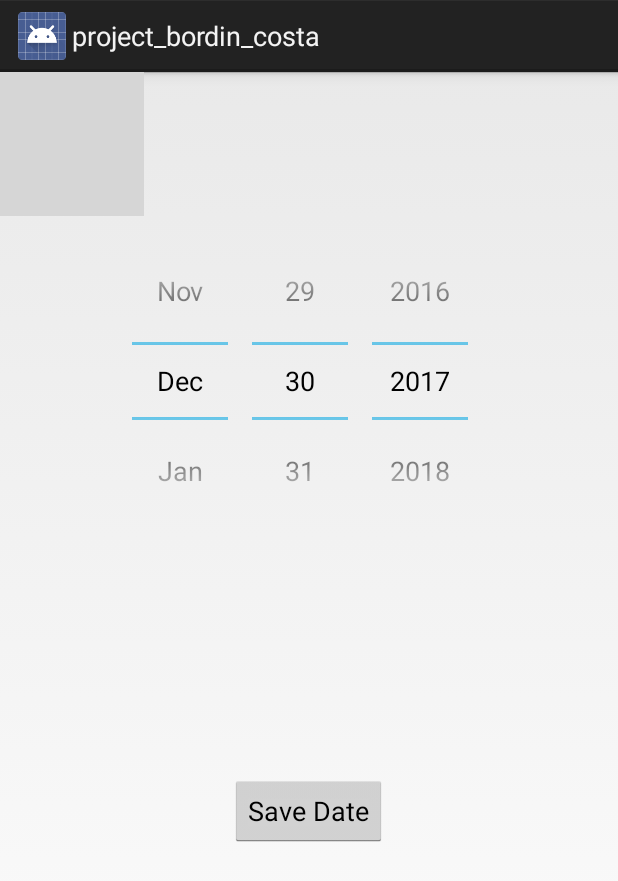
After one commit to AndrewBordin/1-Way-Travel, an Android app: the CalendarActivity screen opened directly, with no data from a screen before it, on a phone screen of 412 x 824 dp. The commit adds this screen. Shown: the top 881 px of the screen. Run offline under Robolectric (Android 15) with nearby library versions, the phone set to English and light mode, and no system bars; grey boxes are pictures that could not be loaded.

Commit message:
Added a notification and calendar activity. When the user chooses a date, a notification is set, and displayed when the dat comes.

```diff
--- a/app/src/main/AndroidManifest.xml
+++ b/app/src/main/AndroidManifest.xml
@@ -41,7 +41,9 @@
 
         <activity
             android:name=".MapActivity"
-            android:label="@string/title_activity_map"></activity>
+            android:label="@string/title_activity_map" />
+        <activity android:name=".CalendarActivity"></activity>
+        <receiver android:name=".model.AlarmReceiver" android:process=":remote" />
     </application>
 
 </manifest>
--- /dev/null
+++ b/app/src/main/java/com/example/andrew/project_bordin_costa/CalendarActivity.java
@@ -0,0 +1,80 @@
+package com.example.andrew.project_bordin_costa;
+
+import android.app.Activity;
+import android.app.AlarmManager;
+import android.app.PendingIntent;
+import android.content.Context;
+import android.content.Intent;
+import android.os.Bundle;
+import android.view.View;
+import android.widget.Button;
+import android.widget.DatePicker;
+import android.widget.TimePicker;
+import android.widget.Toast;
+
+import com.example.andrew.project_bordin_costa.model.AlarmReceiver;
+
+import java.util.Calendar;
+
+public class CalendarActivity extends Activity {
+
+    Button btnSaveDate;
+    DatePicker datePicker;
+    final static int RQS_1 = 1;
+    int arrayPosition;
+
+    @Override
+    protected void onCreate(Bundle savedInstanceState) {
+        super.onCreate(savedInstanceState);
+        setContentView(R.layout.activity_calendar);
+
+        btnSaveDate = findViewById(R.id.btnSaveDate);
+        datePicker = findViewById(R.id.datePicker);
+
+        Intent intent = getIntent();
+
+        if(intent != null){
+            arrayPosition = intent.getIntExtra("arrayPosition", 0);
+        }
+
+
+        btnSaveDate.setOnClickListener(new View.OnClickListener() {
+            @Override
+            public void onClick(View view) {
+
+                Calendar current = Calendar.getInstance();
+
+                Calendar cal = Calendar.getInstance();
+                cal.set(datePicker.getYear(),
+                        datePicker.getMonth(),
+                        datePicker.getDayOfMonth(),
+                        0,
+                        0,
+                        00);
+
+                if(cal.compareTo(current) <= 0){
+                    //The set Date/Time already passed
+                    Toast.makeText(getApplicationContext(),
+                            "Invalid Date/Time",
+                            Toast.LENGTH_LONG).show();
+                }else{
+                    setAlarm(cal);
+                }
+
+            }
+        });
+    }
+
+    private void setAlarm(Calendar targetCal){
+        Toast.makeText(getApplicationContext(), "\n\n***\n"
+                + "Alarm is set@ " + targetCal.getTime() + "\n"
+                + "***\n", Toast.LENGTH_LONG).show();
+
+        Intent intent = new Intent(getBaseContext(), AlarmReceiver.class);
+        PendingIntent pendingIntent = PendingIntent.getBroadcast(getBaseContext(), RQS_1, intent, 0);
+        AlarmManager alarmManager = (AlarmManager)getSystemService(Context.ALARM_SERVICE);
+        alarmManager.set(AlarmManager.RTC_WAKEUP, targetCal.getTimeInMillis(), pendingIntent);
+    }
+
+
+}
--- /dev/null
+++ b/app/src/main/res/layout/activity_calendar.xml
@@ -0,0 +1,47 @@
+<?xml version="1.0" encoding="utf-8"?>
+<android.support.constraint.ConstraintLayout xmlns:android="http://schemas.android.com/apk/res/android"
+    xmlns:app="http://schemas.android.com/apk/res-auto"
+    xmlns:tools="http://schemas.android.com/tools"
+    android:layout_width="match_parent"
+    android:layout_height="match_parent"
+    tools:context="com.example.andrew.project_bordin_costa.CalendarActivity">
+
+    <ImageView
+        android:id="@+id/imageView"
+        android:layout_width="wrap_content"
+        android:layout_height="wrap_content"
+        android:scaleType="centerCrop"
+        android:src="@drawable/beach"
+        tools:layout_editor_absoluteX="0dp"
+        tools:layout_editor_absoluteY="0dp" />
+
+    <Button
+        android:id="@+id/btnSaveDate"
+        android:layout_width="wrap_content"
+        android:layout_height="wrap_content"
+        android:layout_marginBottom="248dp"
+        android:layout_marginEnd="8dp"
+        android:layout_marginStart="8dp"
+        android:layout_marginTop="8dp"
+        android:text="Save Date"
+        app:layout_constraintBottom_toBottomOf="parent"
+        app:layout_constraintEnd_toEndOf="parent"
+        app:layout_constraintHorizontal_bias="0.498"
+        app:layout_constraintStart_toStartOf="parent"
+        app:layout_constraintTop_toTopOf="@+id/datePicker"
+        app:layout_constraintVertical_bias="0.969" />
+
+    <DatePicker
+        android:id="@+id/datePicker"
+        android:layout_width="wrap_content"
+        android:layout_height="271dp"
+        android:layout_marginEnd="8dp"
+        android:layout_marginStart="8dp"
+        android:layout_marginTop="100dp"
+        android:calendarViewShown="false"
+        app:layout_constraintEnd_toEndOf="parent"
+        app:layout_constraintHorizontal_bias="0.488"
+        app:layout_constraintStart_toStartOf="parent"
+        app:layout_constraintTop_toTopOf="parent" />
+
+</android.support.constraint.ConstraintLayout>
```
Also changed, not shown: app/src/main/java/com/example/andrew/project_bordin_costa/DestinationActivity.java (+9 -0 lines), app/src/main/java/com/example/andrew/project_bordin_costa/model/AlarmReceiver.java (added, +56 -0 lines), app/src/main/res/layout/activity_map.xml (deleted, +0 -20 lines).
